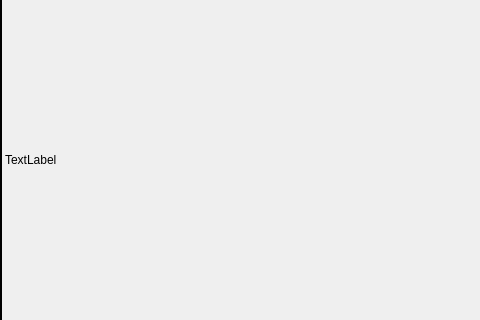
Wasgo097/levelcreator, file mainwindow.ui: the form before one commit; both pictures show x 0 to 480 and y 176 to 496 of the 820 by 625 pixel window.
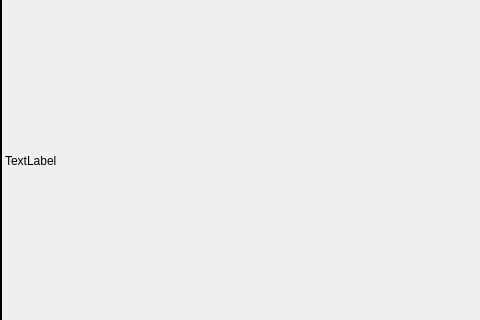
The form after the commit.

What changed in the file:
```diff
--- a/mainwindow.ui
+++ b/mainwindow.ui
@@ -20,7 +20,7 @@
       <x>0</x>
       <y>0</y>
       <width>730</width>
-      <height>600</height>
+      <height>601</height>
      </rect>
     </property>
     <property name="styleSheet">
```
